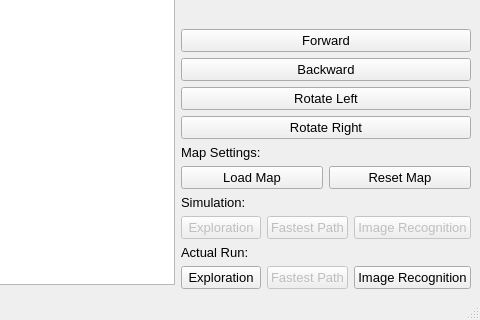
Muhazerin/mdp-algorithm, file src/ui/mainwindow.ui: the form before one commit; both pictures show x 437 to 917 and y 531 to 851 of the 917 by 851 pixel window.
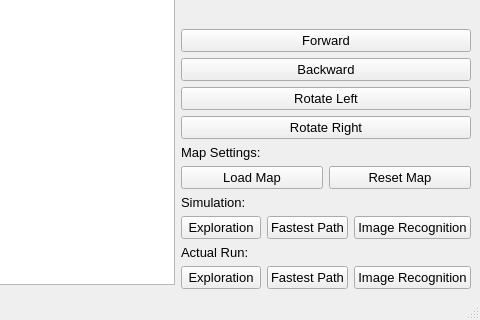
The form after the commit.

```diff
--- a/src/ui/mainwindow.ui
+++ b/src/ui/mainwindow.ui
@@ -140,9 +140,6 @@
        <layout class="QHBoxLayout" name="hlSim">
         <item>
          <widget class="QPushButton" name="btnExploreSim">
-          <property name="enabled">
-           <bool>false</bool>
-          </property>
           <property name="sizePolicy">
            <sizepolicy hsizetype="Minimum" vsizetype="Fixed">
             <horstretch>0</horstretch>
@@ -162,9 +159,6 @@
         </item>
         <item>
          <widget class="QPushButton" name="btnFastPathSim">
-          <property name="enabled">
-           <bool>false</bool>
-          </property>
           <property name="minimumSize">
            <size>
             <width>0</width>
@@ -178,9 +172,6 @@
         </item>
         <item>
          <widget class="QPushButton" name="btnImgRecogSim">
-          <property name="enabled">
-           <bool>false</bool>
-          </property>
           <property name="sizePolicy">
            <sizepolicy hsizetype="Minimum" vsizetype="Fixed">
             <horstretch>0</horstretch>
@@ -224,9 +215,6 @@
         </item>
         <item>
          <widget class="QPushButton" name="btnFastPathActualRun">
-          <property name="enabled">
-           <bool>false</bool>
-          </property>
           <property name="minimumSize">
            <size>
             <width>0</width>
```
